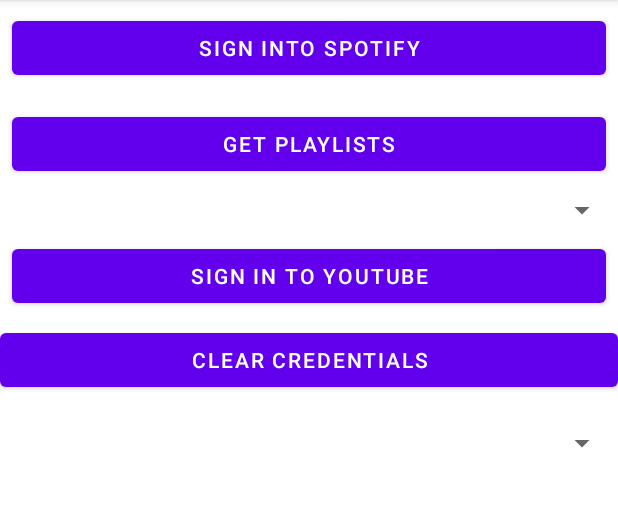
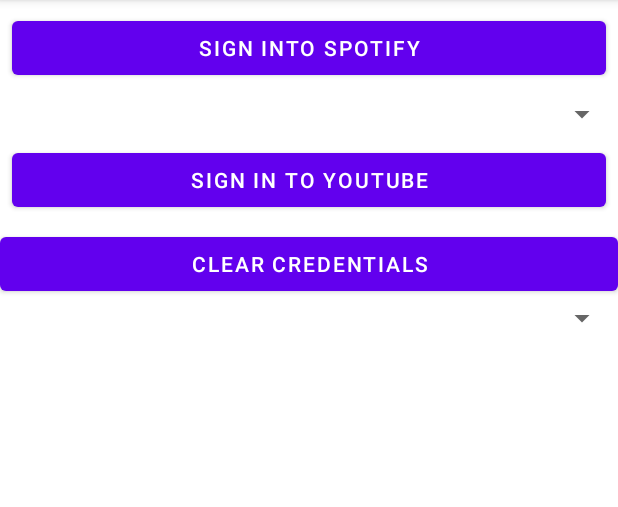
Before and after one commit to dkshirilla/spotifytoyoutubeAndroid, an Android app: the screen it shows after launch (MainActivity), on a phone screen of 412 x 824 dp, the part 84-591 px from its top. Run offline under Robolectric (Android 15) with nearby library versions, the phone set to English and light mode, and no system bars; libraries missing offline, so code that uses them is left out: com.google.api.client, com.google.api.services, pub.devrel.easypermissions; 1 statement that could not run was skipped.

Commit message:
make ui adjustments

```diff
--- a/app/src/main/res/layout/activity_main.xml
+++ b/app/src/main/res/layout/activity_main.xml
@@ -34,7 +34,7 @@
             android:onClick="onSignIntoSpotifyClicked"
          android:text="@string/btn_req_token" />
 
-     <LinearLayout
+<!--     <LinearLayout
          android:layout_width="match_parent"
          android:layout_height="wrap_content">
 
@@ -48,7 +48,7 @@
              android:onClick="onGetPlaylistsClicked"
              android:text="@string/btn_get_profile" />
 
-     </LinearLayout>
+     </LinearLayout>-->
 
      <Spinner
          android:id="@+id/spinnerPlaylists"
@@ -79,10 +79,10 @@
 
 
 
-     <TextView
-         android:id="@+id/playlists_text_view"
-         android:layout_width="match_parent"
-         android:layout_height="wrap_content" />
+<!--     <TextView-->
+<!--         android:id="@+id/playlists_text_view"-->
+<!--         android:layout_width="match_parent"-->
+<!--         android:layout_height="wrap_content" />-->
 
         <Spinner
             android:id="@+id/spinnerPlaylistItems"
```
Also changed, not shown: app/src/main/java/com/douglasshirillasolutions/spotifytoyoutube/MainActivity.java (+6 -5 lines).
